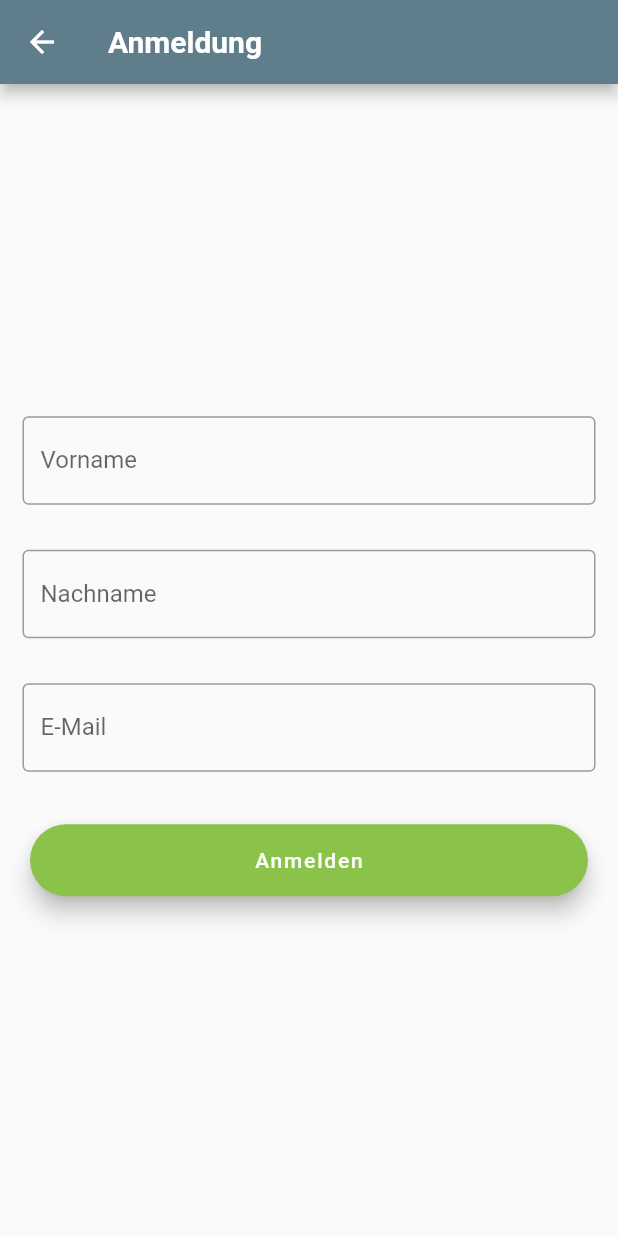
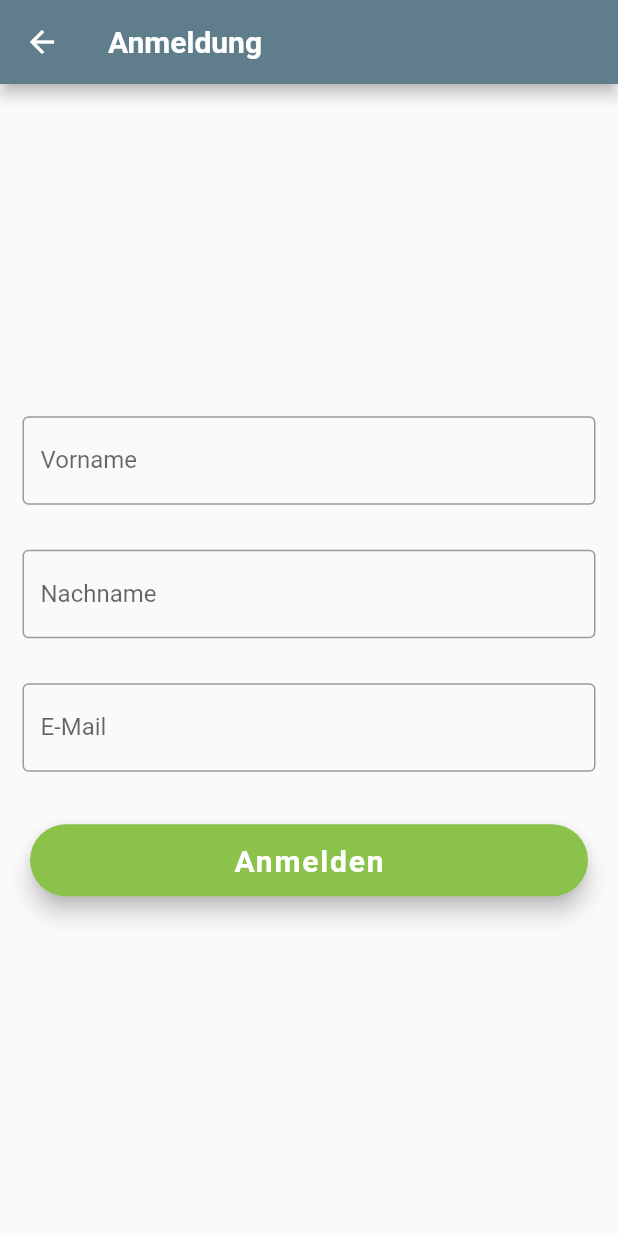
Before and after one commit to MarcoAigner/IT-Congress-Neu-Ulm-App, a Flutter app: the screen it shows after launch, item 2 of the bottom bar chosen, after a tap on "Anmelden", on a phone screen of 412 x 824 dp. Run offline on Flutter 3.47's test engine with Material 2 defaults, Android fonts, the phone set to English and light mode, and no system bars; our stand-ins replace conditional_builder, url_launcher_web; generated files the repository leaves out were written again.

Commit message:
expand tooltip

```diff
--- a/lib/events.dart
+++ b/lib/events.dart
@@ -65,7 +65,9 @@ class EventsWidgetState extends State<EventsWidget> {
                                 ],
                               ),
                             ),
-                            ListView.builder(
+                            GestureDetector(
+                             onTap: () => Scaffold.of(context).showSnackBar(SnackBar(content: Text("Detailansicht in Arbeit", textAlign: TextAlign.center,), backgroundColor: Colors.lightGreen, duration: Duration(seconds: 2),)),
+                              child: ListView.builder(
                                 itemBuilder: (context, eventIndex) {
                                   return Padding(
                                     padding: EdgeInsets.all(20),
@@ -117,6 +119,32 @@ class EventsWidgetState extends State<EventsWidget> {
                                                         ["lecturers"]
                                                             .toString().length-1), textAlign: TextAlign.center,),
                                                   )),
+
+                                              Padding(
+                                                padding: const EdgeInsets.only(top: 15),
+                                                child: Row(
+                                                  mainAxisAlignment: MainAxisAlignment.center,
+                                                  children: <Widget>[
+                                                    ConditionalBuilder(
+                                                     condition: (newData["timeslots"][
+                                                     timeslotIndex]
+                                                     ["events"]
+                                                     [eventIndex]
+                                                     ["category"] !=
+                                                         null),
+                                                      builder: (context) => Padding(
+                                                        padding: const EdgeInsets.only(right: 20.0),
+                                                        child: Text(newData["timeslots"][
+                                                        timeslotIndex]
+                                                        ["events"]
+                                                        [eventIndex]
+                                                        ["category"]),
+                                                      ),
+                                                    ),
+                                                    Icon(Icons.expand_more)
+                                                  ],
+                                                ),
+                                              ),
                                             ],
                                           ),
                                         ),
@@ -135,6 +163,7 @@ class EventsWidgetState extends State<EventsWidget> {
                                 //deactivates scrolling for the inner list views
                                 physics: ClampingScrollPhysics(),
                               ),
+                            ),
                           ],
                         ),
                       ),
--- a/lib/impressum.dart
+++ b/lib/impressum.dart
@@ -1,14 +1,15 @@
 import 'package:flutter/cupertino.dart';
 import 'package:flutter/material.dart';
+import 'package:url_launcher/url_launcher.dart';
 
 class ImpressumWidget extends StatelessWidget{
   @override
   Widget build(BuildContext context) {
     // TODO: implement build
-    return Center(
-      child: Container(
+    return Container(
       child: Column(
         mainAxisSize: MainAxisSize.min,
+        mainAxisAlignment: MainAxisAlignment.center,
         children: <Widget>[
           Padding(
             padding: const EdgeInsets.all(8.0),
@@ -16,11 +17,20 @@ class ImpressumWidget extends StatelessWidget{
           ),
           Padding(
             padding: const EdgeInsets.all(8.0),
-              child: Text("Impressum"),
-            )
+            child: Text("IT Kongress Neu-Ulm 2019", style: TextStyle(fontSize: 20), textAlign: TextAlign.center,),
+          ),
+          Padding(
+          padding: EdgeInsets.all(8.0),
+            child: Text("Hochschule für angewandte Wissenschaften Neu-Ulm", style: TextStyle(fontSize: 20), textAlign: TextAlign.center,),
+          ),
+          Padding(
+            padding: EdgeInsets.all(8.0),
+            child: InkWell(
+                child: Text("info@it-kongress.com", style: TextStyle(color: Colors.blue, fontSize: 20),),
+            onTap: () => launch("mailto:info@it-kongress.com"),),
+          ),
         ],
       ),
-      )
     );
   }
 
--- a/lib/registration.dart
+++ b/lib/registration.dart
@@ -143,7 +143,7 @@ class _RegistrationState extends State<Registration> {
                     padding: const EdgeInsets.all(20),
                     child: FloatingActionButton.extended(
                       heroTag: 'fab',
-                      label: Text("Anmelden", style: TextStyle(color: Colors.white),),
+                      label: Text("Anmelden", style: TextStyle(color: Colors.white, fontWeight: FontWeight.bold, fontSize: 20),),
                       onPressed: () {
                         if (formKey.currentState.validate()) {
                           makePostRequest();
```
Lines whose indentation alone changed are shown as unchanged.
